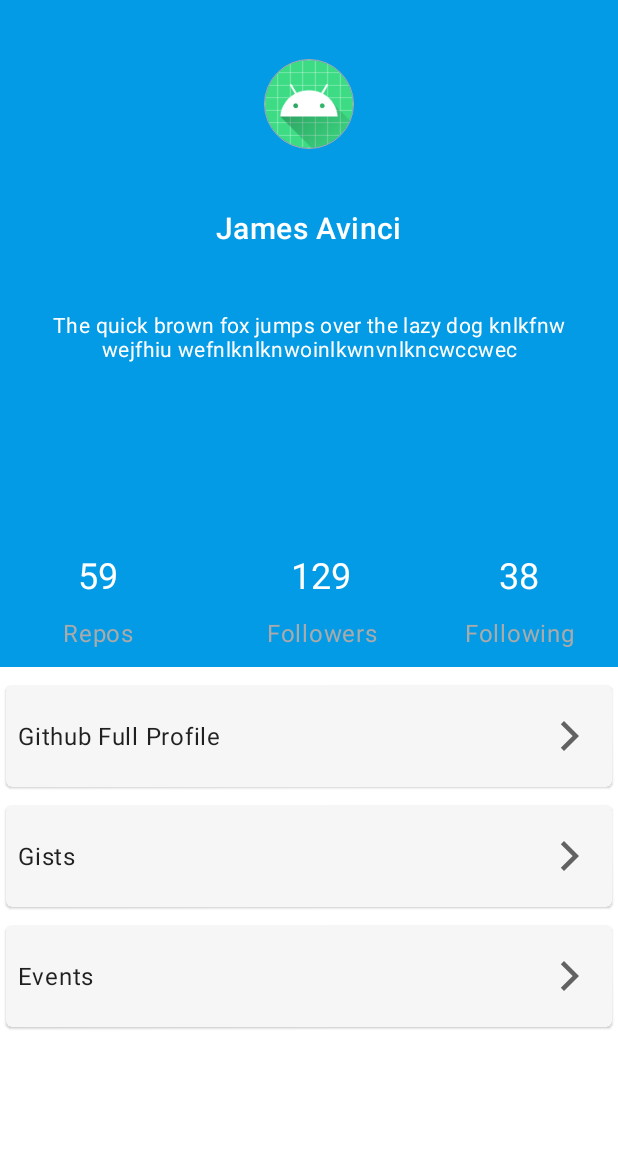
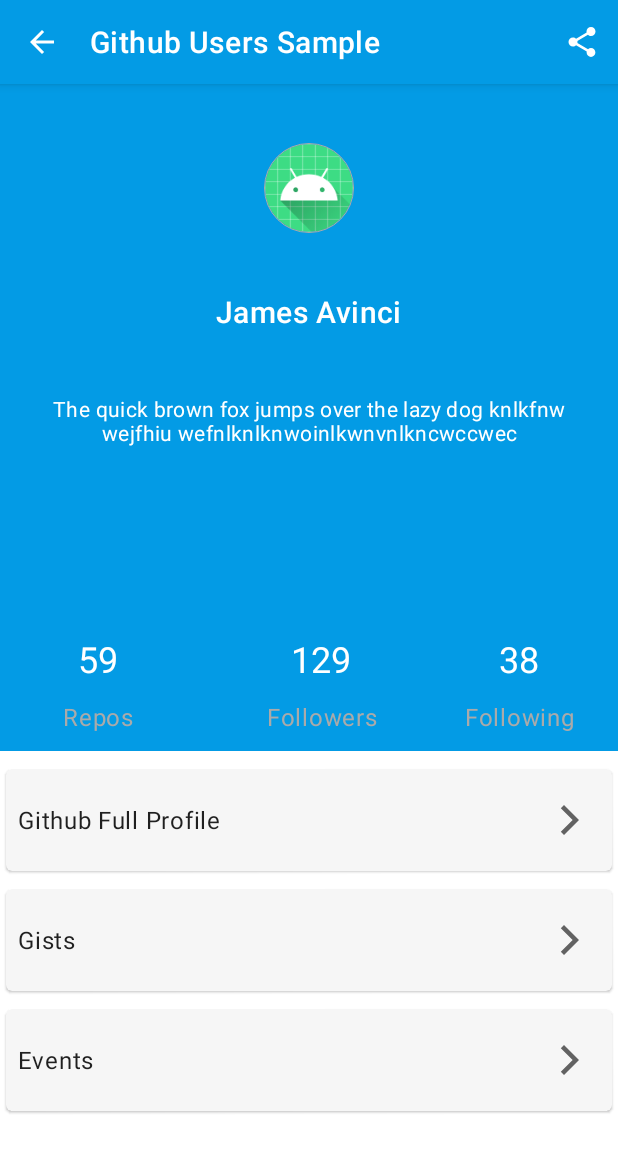
Before and after one commit to rbichage/github-users-sample, an Android app: the UserDetailsActivity screen opened directly, with no data from a screen before it, on a phone screen of 412 x 824 dp. Shown: the top 1153 px of the screen. Run offline under Robolectric (Android 15) with nearby library versions, the phone set to English and light mode, and no system bars; libraries missing offline, so code that uses them is left out: com.mikhaellopez.circularimageview; plain views replace CircularImageView; pictures from the network do not load; 4 statements that could not run were skipped.

Commit message:
sharing functionality

```diff
--- a/app/src/main/java/com/example/githubuserssample/activities/UserDetailsActivity.kt
+++ b/app/src/main/java/com/example/githubuserssample/activities/UserDetailsActivity.kt
@@ -1,7 +1,10 @@
 package com.example.githubuserssample.activities
 
+import android.content.Intent
 import android.os.Bundle
 import android.util.Log
+import android.view.Menu
+import android.view.MenuItem
 import androidx.appcompat.app.AppCompatActivity
 import com.bumptech.glide.Glide
 import com.example.githubuserssample.R
@@ -21,8 +24,7 @@ class UserDetailsActivity : AppCompatActivity() {
         setContentView(R.layout.activity_user_details)
 
         toolbar.setNavigationOnClickListener { onBackPressed() }
-
-
+        setSupportActionBar(toolbar)
         user = intent.getSerializableExtra("user") as User
 
         Log.e("USER", user.toString())
@@ -32,6 +34,30 @@ class UserDetailsActivity : AppCompatActivity() {
                 .into(user_avi)
 
         userDetails
+
+    }
+
+    override fun onCreateOptionsMenu(menu: Menu?): Boolean {
+        menuInflater.inflate(R.menu.menu_share, menu)
+        return super.onCreateOptionsMenu(menu)
+    }
+
+    override fun onOptionsItemSelected(item: MenuItem): Boolean {
+        if (item.itemId == R.id.action_share) {
+
+            val messageBody = "Check out this awesome developer @${user.login}. \n\n ${user.htmlUrl}."
+
+            val intent = Intent().apply {
+                action = Intent.ACTION_SEND
+                putExtra(Intent.EXTRA_TEXT, messageBody)
+                type = "text/plain"
+            }
+
+            startActivity(Intent.createChooser(intent, null))
+
+        }
+
+        return super.onOptionsItemSelected(item)
 
     }
 
--- /dev/null
+++ b/app/src/main/res/drawable/ic_baseline_share_24.xml
@@ -0,0 +1,10 @@
+<vector xmlns:android="http://schemas.android.com/apk/res/android"
+        android:width="24dp"
+        android:height="24dp"
+        android:viewportWidth="24.0"
+        android:viewportHeight="24.0"
+        android:tint="?attr/colorControlNormal">
+    <path
+        android:fillColor="@android:color/white"
+        android:pathData="M18,16.08c-0.76,0 -1.44,0.3 -1.96,0.77L8.91,12.7c0.05,-0.23 0.09,-0.46 0.09,-0.7s-0.04,-0.47 -0.09,-0.7l7.05,-4.11c0.54,0.5 1.25,0.81 2.04,0.81 1.66,0 3,-1.34 3,-3s-1.34,-3 -3,-3 -3,1.34 -3,3c0,0.24 0.04,0.47 0.09,0.7L8.04,9.81C7.5,9.31 6.79,9 6,9c-1.66,0 -3,1.34 -3,3s1.34,3 3,3c0.79,0 1.5,-0.31 2.04,-0.81l7.12,4.16c-0.05,0.21 -0.08,0.43 -0.08,0.65 0,1.61 1.31,2.92 2.92,2.92 1.61,0 2.92,-1.31 2.92,-2.92s-1.31,-2.92 -2.92,-2.92z"/>
+</vector>
--- a/app/src/main/res/layout/activity_main.xml
+++ b/app/src/main/res/layout/activity_main.xml
@@ -14,6 +14,7 @@
         android:background="@color/colorAccent"
         app:title="Users"
         app:menu="@menu/home_menu"
+        android:elevation="4dp"
         android:theme="@style/ThemeOverlay.AppCompat.Dark.ActionBar"
         app:popupTheme="@style/ThemeOverlay.MaterialComponents.Light"
         />
--- a/app/src/main/res/layout/activity_user_details.xml
+++ b/app/src/main/res/layout/activity_user_details.xml
@@ -10,10 +10,12 @@
         android:layout_height="?attr/actionBarSize"
         android:background="@color/colorAccent"
         android:theme="@style/ThemeOverlay.AppCompat.Dark.ActionBar"
-        android:visibility="gone"
+        android:visibility="visible"
         app:contentInsetStartWithNavigation="0dp"
         app:layout_constraintTop_toTopOf="parent"
         app:navigationIcon="@drawable/ic_baseline_arrow_back_24"
+        android:elevation="4dp"
+        app:menu="@menu/menu_share"
         app:title="@null" />
 
     <androidx.constraintlayout.widget.ConstraintLayout
--- /dev/null
+++ b/app/src/main/res/menu/menu_share.xml
@@ -0,0 +1,11 @@
+<?xml version="1.0" encoding="utf-8"?>
+<menu xmlns:android="http://schemas.android.com/apk/res/android"
+    xmlns:app="http://schemas.android.com/apk/res-auto">
+
+    <item
+        android:id="@+id/action_share"
+        android:title="Share profile"
+        app:showAsAction="always"
+        android:icon="@drawable/ic_baseline_share_24"
+        />
+</menu>
```
Lines whose indentation alone changed are shown as unchanged.
